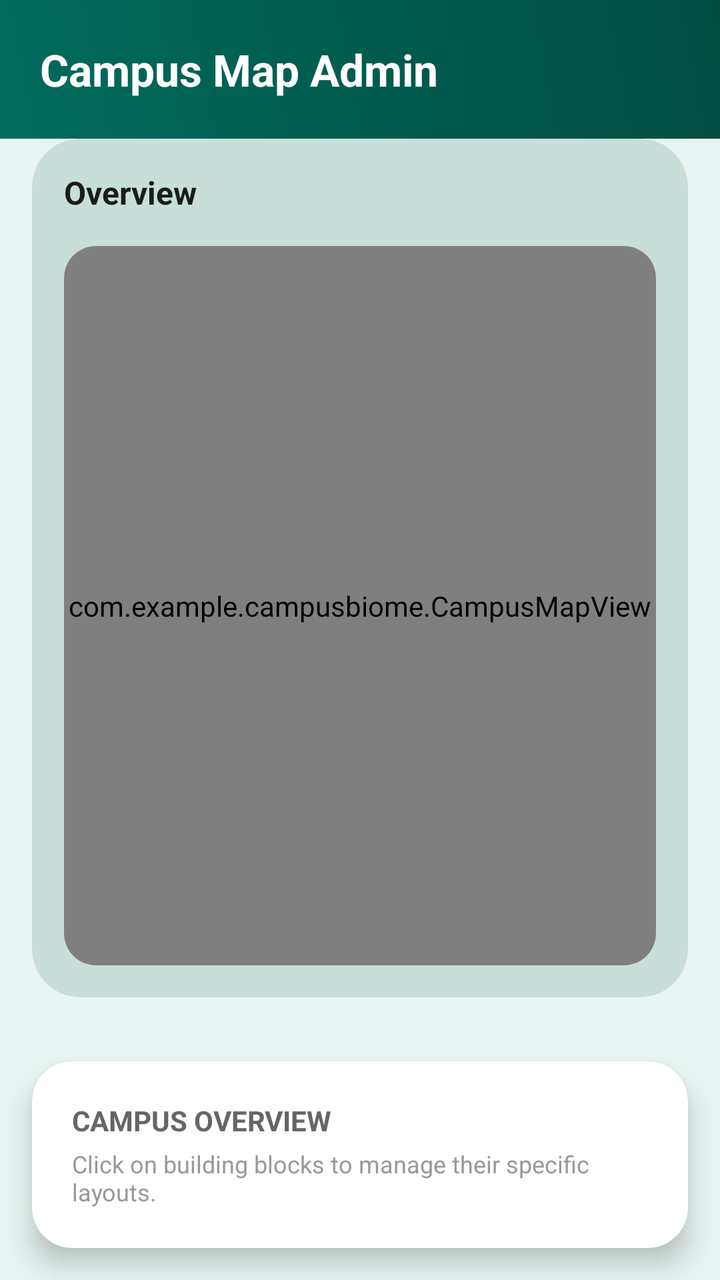
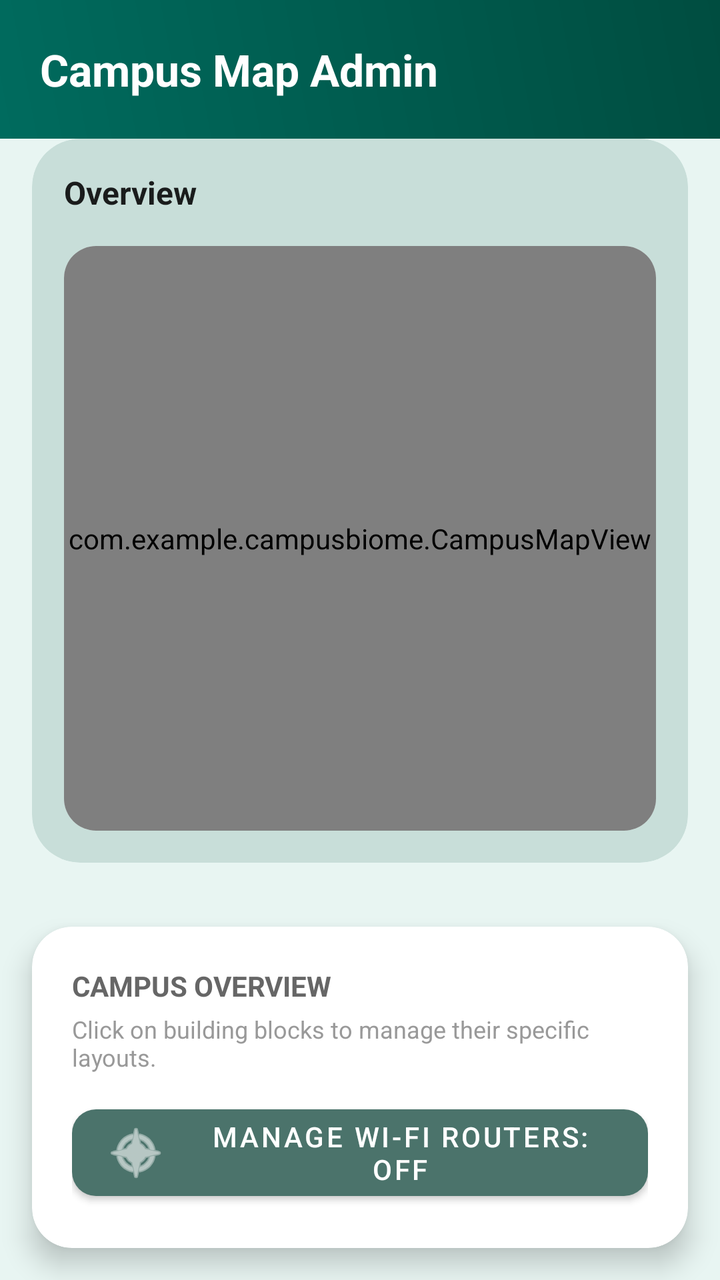

Compare the two renders of this Android layout. The source of the first and the diff that turns it into the second are given below.
<!-- AndroidManifest.xml: application theme Theme.CampusBiome -->
<!-- res/layout/fragment_admin_campus_map.xml -->
<?xml version="1.0" encoding="utf-8"?>
<LinearLayout xmlns:android="http://schemas.android.com/apk/res/android"
    xmlns:app="http://schemas.android.com/apk/res-auto"
    android:layout_width="match_parent"
    android:layout_height="match_parent"
    android:orientation="vertical"
    android:background="@color/background">

    
    <LinearLayout
        android:layout_width="match_parent"
        android:layout_height="wrap_content"
        android:orientation="horizontal"
        android:padding="20dp"
        android:gravity="center_vertical"
        android:background="@drawable/bg_header_gradient">

        <ImageView
            android:id="@+id/btnBack"
            android:layout_width="40dp"
            android:layout_height="40dp"
            android:padding="8dp"
            android:src="@drawable/ic_back"
            app:tint="@color/white"
            android:background="@drawable/bg_circle_translucent"
            android:layout_marginEnd="16dp"
            android:visibility="gone"/>

        <TextView
            android:id="@+id/tvMapTitle"
            android:layout_width="0dp"
            android:layout_height="wrap_content"
            android:layout_weight="1"
            android:text="Campus Map Admin"
            android:textSize="22sp"
            android:textStyle="bold"
            android:textColor="@color/white"/>

        <ProgressBar
            android:id="@+id/mapProgressBar"
            android:layout_width="24dp"
            android:layout_height="24dp"
            android:indeterminateTint="@color/white"
            android:visibility="gone"/>

    </LinearLayout>

    <com.google.android.material.card.MaterialCardView
        android:layout_width="match_parent"
        android:layout_height="0dp"
        android:layout_weight="1"
        android:layout_marginHorizontal="16dp"
        android:layout_marginBottom="16dp"
        app:cardBackgroundColor="#C8DED9"
        app:cardCornerRadius="24dp"
        app:cardElevation="0dp">

        <RelativeLayout
            android:layout_width="match_parent"
            android:layout_height="match_parent">

            <TextView
                android:id="@+id/tvOverviewTitle"
                android:layout_width="wrap_content"
                android:layout_height="wrap_content"
                android:layout_marginStart="16dp"
                android:layout_marginTop="16dp"
                android:text="Overview"
                android:textColor="#1A1C1C"
                android:textSize="16sp"
                android:textStyle="bold" />

            <com.google.android.material.card.MaterialCardView
                android:layout_width="match_parent"
                android:layout_height="match_parent"
                android:layout_below="@id/tvOverviewTitle"
                android:layout_margin="16dp"
                app:cardBackgroundColor="#FFFFFF"
                app:cardCornerRadius="16dp"
                app:cardElevation="0dp">

        <com.example.campusbiome.CampusMapView
            android:id="@+id/campusMapView"
            android:layout_width="match_parent"
            android:layout_height="match_parent"/>

        
        <LinearLayout
            android:id="@+id/layoutUploadPrompt"
            android:layout_width="match_parent"
            android:layout_height="wrap_content"
            android:layout_gravity="center"
            android:orientation="vertical"
            android:gravity="center"
            android:padding="24dp"
            android:visibility="gone">

            <ImageView
                android:layout_width="100dp"
                android:layout_height="100dp"
                android:src="@drawable/ic_office_hours"
                app:tint="#DDDDDD"/>

            <TextView
                android:id="@+id/tvUploadPrompt"
                android:layout_width="wrap_content"
                android:layout_height="wrap_content"
                android:text="No SVG Map Found"
                android:textSize="18sp"
                android:textStyle="bold"
                android:textColor="#888888"
                android:layout_marginTop="16dp"/>

            <com.google.android.material.button.MaterialButton
                android:id="@+id/btnUploadSvg"
                android:layout_width="wrap_content"
                android:layout_height="wrap_content"
                android:text="Upload SVG Map"
                android:layout_marginTop="16dp"
                app:cornerRadius="12dp"
                android:backgroundTint="#006B5E"/>

        </LinearLayout>

        
        <com.google.android.material.floatingactionbutton.FloatingActionButton
            android:id="@+id/btnResetMap"
            android:layout_width="wrap_content"
            android:layout_height="wrap_content"
            android:layout_gravity="bottom|end"
            android:layout_margin="24dp"
            android:src="@android:drawable/ic_menu_revert"
            android:visibility="gone"
            app:backgroundTint="@color/white"
            app:tint="#006B5E"
            android:contentDescription="Reset Map" />

            </com.google.android.material.card.MaterialCardView>
        </RelativeLayout>
    </com.google.android.material.card.MaterialCardView>

    
    <com.google.android.material.card.MaterialCardView
        android:id="@+id/cardManagement"
        android:layout_width="match_parent"
        android:layout_height="wrap_content"
        android:layout_margin="16dp"
        app:cardCornerRadius="20dp"
        app:cardElevation="8dp"
        app:strokeWidth="0dp">

        <LinearLayout
            android:layout_width="match_parent"
            android:layout_height="wrap_content"
            android:orientation="vertical"
            android:padding="20dp">

            <TextView
                android:id="@+id/tvCurrentView"
                android:layout_width="wrap_content"
                android:layout_height="wrap_content"
                android:text="Campus Overview"
                android:textSize="14sp"
                android:textColor="#666666"
                android:textStyle="bold"
                android:textAllCaps="true"/>

            <TextView
                android:id="@+id/tvViewDescription"
                android:layout_width="wrap_content"
                android:layout_height="wrap_content"
                android:text="Click on building blocks to manage their specific layouts."
                android:textSize="12sp"
                android:textColor="#999999"
                android:layout_marginTop="4dp"/>

            <LinearLayout
                android:id="@+id/layoutFloorSelector"
                android:layout_width="match_parent"
                android:layout_height="wrap_content"
                android:orientation="vertical"
                android:layout_marginTop="12dp"
                android:visibility="gone">

                <TextView
                    android:layout_width="wrap_content"
                    android:layout_height="wrap_content"
                    android:text="Select Floor"
                    android:textSize="11sp"
                    android:textColor="#999999"
                    android:textStyle="bold"
                    android:layout_marginBottom="8dp"/>

                <LinearLayout
                    android:layout_width="match_parent"
                    android:layout_height="wrap_content"
                    android:orientation="horizontal"
                    android:gravity="center_vertical">

                    <HorizontalScrollView
                        android:layout_width="0dp"
                        android:layout_height="wrap_content"
                        android:layout_weight="1"
                        android:scrollbars="none">
                        <LinearLayout
                            android:id="@+id/containerFloors"
                            android:layout_width="wrap_content"
                            android:layout_height="wrap_content"
                            android:orientation="horizontal"/>
                    </HorizontalScrollView>

                    <com.google.android.material.button.MaterialButton
                        android:id="@+id/btnAddFloor"
                        style="@style/Widget.MaterialComponents.Button.TextButton"
                        android:layout_width="wrap_content"
                        android:layout_height="wrap_content"
                        android:text=" ADD"
                        android:textColor="#006B5E"
                        android:textSize="12sp"
                        app:icon="@android:drawable/ic_input_add"
                        app:iconTint="#006B5E"/>

                </LinearLayout>

            </LinearLayout>

            <LinearLayout
                android:id="@+id/layoutBuildingActions"
                android:layout_width="match_parent"
                android:layout_height="wrap_content"
                android:orientation="horizontal"
                android:layout_marginTop="16dp"
                android:visibility="gone">

                <com.google.android.material.button.MaterialButton
                    android:id="@+id/btnUpdateBlockSvg"
                    style="@style/Widget.MaterialComponents.Button.TextButton"
                    android:layout_width="0dp"
                    android:layout_height="wrap_content"
                    android:layout_weight="1"
                    android:text="Update SVG"
                    android:textColor="#006B5E"
                    app:icon="@android:drawable/ic_menu_upload"
                    app:iconTint="#006B5E"/>

                <com.google.android.material.button.MaterialButton
                    android:id="@+id/btnBackToOverview"
                    style="@style/Widget.MaterialComponents.Button.TextButton"
                    android:layout_width="0dp"
                    android:layout_height="wrap_content"
                    android:layout_weight="1"
                    android:text="Back to Overview"
                    android:textColor="#E53935"
                    app:icon="@android:drawable/ic_menu_revert"
                    app:iconTint="#E53935"/>

            </LinearLayout>

        </LinearLayout>

    </com.google.android.material.card.MaterialCardView>

</LinearLayout>
<!-- resources referenced by this layout -->
<resources>
  <color name="background">#E8F5F2</color>
  <color name="white">#FFFFFFFF</color>
  <!-- drawable bg_circle_translucent (drawable) -->
  <?xml version="1.0" encoding="utf-8"?>
  <shape xmlns:android="http://schemas.android.com/apk/res/android"
      android:shape="oval">
      <solid android:color="#33FFFFFF"/>
  </shape>
  <!-- drawable bg_header_gradient (drawable) -->
  <?xml version="1.0" encoding="utf-8"?>
  <shape xmlns:android="http://schemas.android.com/apk/res/android">
      <gradient
          android:startColor="#006B5E"
          android:endColor="#004D40"
          android:angle="45"/>
  </shape>
  <!-- drawable ic_back (drawable) -->
  <vector xmlns:android="http://schemas.android.com/apk/res/android" android:autoMirrored="true" android:height="24dp" android:tint="#000000" android:viewportHeight="24" android:viewportWidth="24" android:width="24dp">
        
      <path android:fillColor="@android:color/white" android:pathData="M20,11H7.83l5.59,-5.59L12,4l-8,8 8,8 1.41,-1.41L7.83,13H20v-2z"/>
      
  </vector>
  <!-- drawable ic_office_hours (drawable) -->
  <vector xmlns:android="http://schemas.android.com/apk/res/android"
      android:width="24dp"
      android:height="24dp"
      android:viewportWidth="24"
      android:viewportHeight="24">
    <path
        android:pathData="M19,3h-1L18,1h-2v2L8,3L8,1L6,1v2L5,3c-1.11,0 -1.99,0.9 -1.99,2L3,19c0,1.1 0.89,2 2,2h14c1.1,0 2,-0.9 2,-2L21,5c0,-1.1 -0.9,-2 -2,-2zM19,19L5,19L5,8h14v11z"
        android:fillColor="#000000"/>
  </vector>
  <style name="Theme.CampusBiome" parent="Theme.MaterialComponents.Light.NoActionBar">
          <item name="colorPrimary">@color/primary</item>
          <item name="colorPrimaryDark">@color/primary_dark</item>
          <item name="colorAccent">@color/accent</item>
          <item name="android:windowBackground">@color/background</item>
      </style>
  <color name="primary">#4A8C7F</color>
  <color name="primary_dark">#3A7066</color>
  <color name="accent">#2D6A5E</color>
</resources>

<!-- the commit's change to res/layout/fragment_admin_campus_map.xml (unified diff, before → after) -->
@@ -256,6 +256,18 @@
 
             </LinearLayout>
 
+            <com.google.android.material.button.MaterialButton
+                android:id="@+id/btnManageWifi"
+                android:layout_width="match_parent"
+                android:layout_height="wrap_content"
+                android:layout_marginTop="12dp"
+                android:text="Manage Wi-Fi Routers: OFF"
+                android:textColor="#FFFFFF"
+                app:backgroundTint="#4B736B"
+                app:cornerRadius="12dp"
+                app:icon="@android:drawable/ic_menu_compass"
+                app:iconTint="#FFFFFF" />
+
         </LinearLayout>
 
     </com.google.android.material.card.MaterialCardView>
